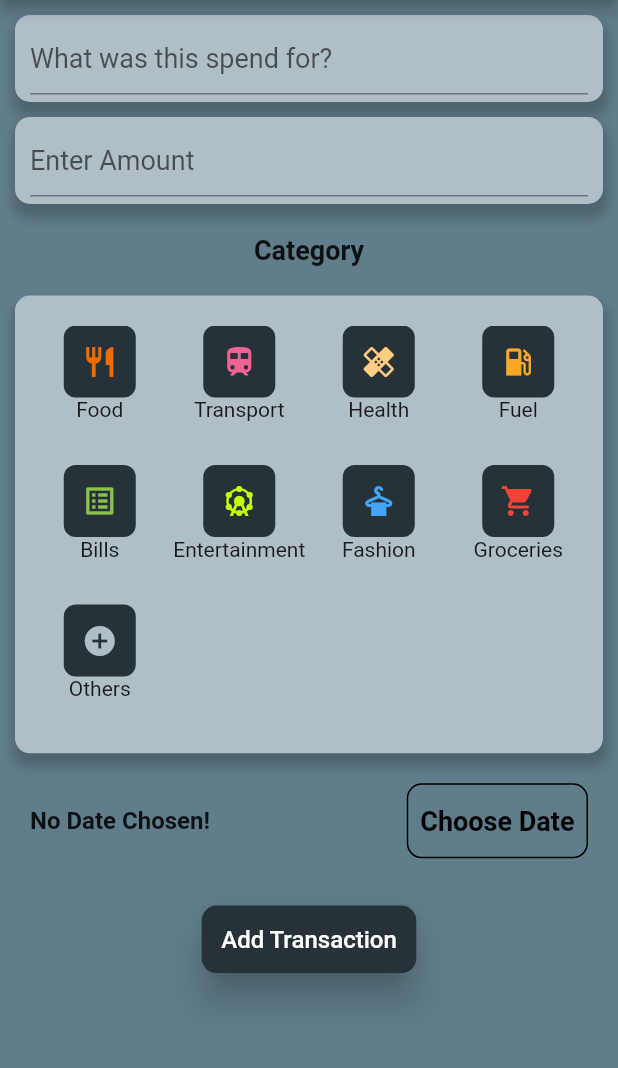
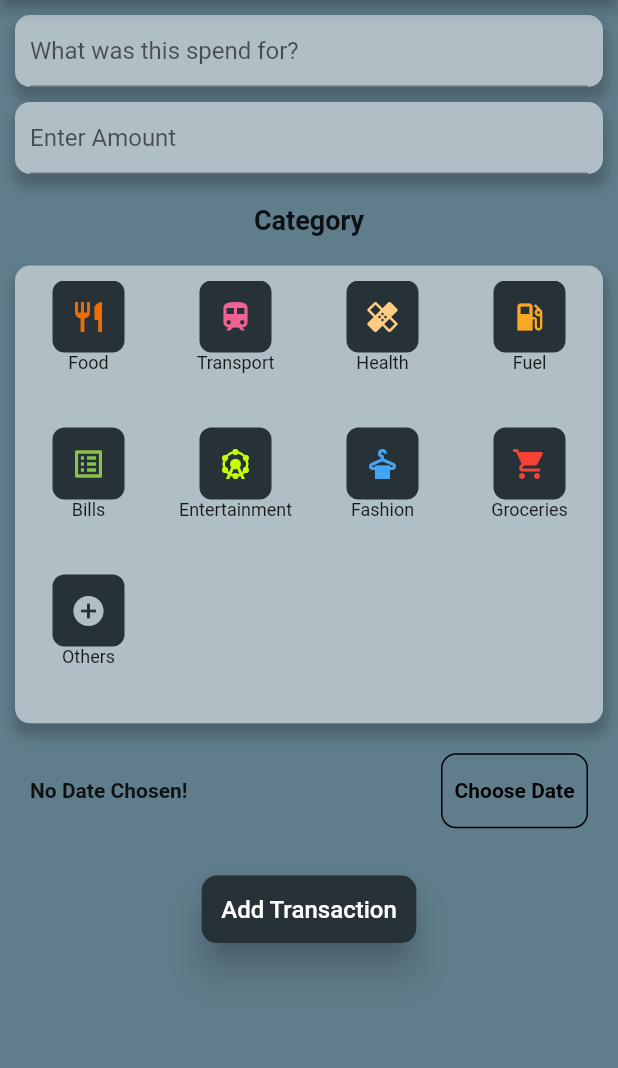
Before and after one commit to shivangsharma27/OutlayPal, a Flutter app: the screen it shows once a user with an empty profile is signed in, after a tap on "Add Outlay", on a phone screen of 412 x 824 dp, the part 84-1152 px from its top. Run offline on Flutter 3.47's test engine with Material 2 defaults, Android fonts, the phone set to English and light mode, and no system bars; our stand-ins replace charts_flutter, cloud_firestore, firebase_auth, firebase_core, pie_chart, rflutter_alert; accounts and stored records are empty; Roboto replaces fonts that are missing (OpenSans, Quicksand).

Commit message:
Final UI Updated

```diff
--- a/lib/main.dart
+++ b/lib/main.dart
@@ -335,7 +335,7 @@ class _MyHomePageState extends State<MyHomePage> {
                             child: Text(
                               "Weekly",
                               style:
-                                  TextStyle(fontSize: 18, color: Colors.black),
+                                  TextStyle(fontSize: 16, color: Colors.black),
                             ),
                             onPressed: () => _showChartWeekly(context),
                           ),
@@ -353,7 +353,7 @@ class _MyHomePageState extends State<MyHomePage> {
                             child: Text(
                               "Monthly",
                               style:
-                                  TextStyle(fontSize: 18, color: Colors.black),
+                                  TextStyle(fontSize: 16, color: Colors.black),
                             ),
                             onPressed: () => _showChartMonthly(context),
                           ),
@@ -371,7 +371,7 @@ class _MyHomePageState extends State<MyHomePage> {
                             child: Text(
                               "Category",
                               style:
-                                  TextStyle(fontSize: 18, color: Colors.black),
+                                  TextStyle(fontSize: 16, color: Colors.black),
                             ),
                             onPressed: () => _showCategoryWise(context),
                           ),
@@ -386,7 +386,7 @@ class _MyHomePageState extends State<MyHomePage> {
                       style:
                           TextStyle(fontSize: 18, fontWeight: FontWeight.bold),
                     ),
-                    margin: EdgeInsets.all(20),
+                    margin: EdgeInsets.all(10),
                   ),
                   TransactionList(userTransactions, _deleteTransaction),
                 ],
@@ -394,7 +394,7 @@ class _MyHomePageState extends State<MyHomePage> {
             ),
       floatingActionButtonLocation: FloatingActionButtonLocation.centerFloat,
       floatingActionButton: Padding(
-        padding: const EdgeInsets.only(bottom: 20.0),
+        padding: const EdgeInsets.only(bottom: 10.0),
         child: ElevatedButton(
           style: ButtonStyle(
             shape: MaterialStateProperty.all(RoundedRectangleBorder(
--- a/lib/screens/new_transaction.dart
+++ b/lib/screens/new_transaction.dart
@@ -100,7 +100,7 @@ class _NewTransactionState extends State<NewTransaction> {
               child: Column(
                 children: <Widget>[
                   Container(
-                    padding: EdgeInsets.symmetric(vertical: 5, horizontal: 10),
+                    padding: EdgeInsets.symmetric(vertical: 0, horizontal: 10),
                     decoration: BoxDecoration(
                         borderRadius: BorderRadius.circular(10),
                         color: globals.themeColor[200],
@@ -114,7 +114,7 @@ class _NewTransactionState extends State<NewTransaction> {
                         ]),
                     width: MediaQuery.of(context).size.width - 20,
                     child: TextField(
-                      style: TextStyle(fontSize: 18),
+                      style: TextStyle(fontSize: 16),
                       decoration: InputDecoration(
                         hintText: 'What was this spend for?',
                       ),
@@ -124,7 +124,7 @@ class _NewTransactionState extends State<NewTransaction> {
                   ),
                   SizedBox(height: 10),
                   Container(
-                    padding: EdgeInsets.symmetric(vertical: 5, horizontal: 10),
+                    padding: EdgeInsets.symmetric(vertical: 0, horizontal: 10),
                     decoration: BoxDecoration(
                         borderRadius: BorderRadius.circular(10),
                         color: globals.themeColor[200],
@@ -138,7 +138,7 @@ class _NewTransactionState extends State<NewTransaction> {
                         ]),
                     width: MediaQuery.of(context).size.width - 20,
                     child: TextField(
-                      style: TextStyle(fontSize: 18),
+                      style: TextStyle(fontSize: 16),
                       decoration: InputDecoration(hintText: 'Enter Amount'),
                       controller: _amountController,
                       keyboardType: TextInputType.number,
@@ -178,7 +178,7 @@ class _NewTransactionState extends State<NewTransaction> {
                       width: MediaQuery.of(context).size.width - 20,
                       alignment: Alignment.center,
                       padding:
-                          EdgeInsets.symmetric(vertical: 20, horizontal: 10),
+                          EdgeInsets.symmetric(vertical: 10,),
                       height: MediaQuery.of(context).size.height / 2.7,
                       child: GridView.count(
                         crossAxisCount: 4,
@@ -202,7 +202,7 @@ class _NewTransactionState extends State<NewTransaction> {
                                     },
                                     icon: icons[index]['Icon']),
                               ),
-                              Text(icons[index]['name']),
+                              Text(icons[index]['name'], style: TextStyle(fontSize : 12),),
                             ],
                           );
                         }),
@@ -221,7 +221,7 @@ class _NewTransactionState extends State<NewTransaction> {
                                 ? 'No Date Chosen!'
                                 : 'Picked Date: ${DateFormat.yMd().format(_selectedDate)}',
                             style: TextStyle(
-                                fontWeight: FontWeight.bold, fontSize: 16),
+                                fontWeight: FontWeight.bold, fontSize: 14),
                           ),
                         ),
                         Container(
@@ -234,7 +234,7 @@ class _NewTransactionState extends State<NewTransaction> {
                               'Choose Date',
                               style: TextStyle(
                                 fontWeight: FontWeight.bold,
-                                fontSize: 18,
+                                fontSize: 14,
                                 color: Colors.black,
                                 // backgroundColor: Colors.blue,
                               ),
--- a/lib/widgets/auth/auth_form.dart
+++ b/lib/widgets/auth/auth_form.dart
@@ -57,7 +57,7 @@ class _AuthFormState extends State<AuthForm> {
                   mainAxisSize: MainAxisSize.min,
                   children: <Widget>[
                     TextFormField(
-                      style: TextStyle(fontSize: 18),
+                      style: TextStyle(fontSize: 16),
                       key: ValueKey('email'),
                       validator: (value) {
                         if (value.isEmpty || !value.contains('@')) {
@@ -75,7 +75,7 @@ class _AuthFormState extends State<AuthForm> {
                     ),
                     if (!_isLogin)
                       TextFormField(
-                        style: TextStyle(fontSize: 18),
+                        style: TextStyle(fontSize: 16),
                         key: ValueKey('username'),
                         validator: (value) {
                           if (value.isEmpty || value.length < 4) {
@@ -90,7 +90,7 @@ class _AuthFormState extends State<AuthForm> {
                       ),
                       SizedBox(height: 5,),
                     TextFormField(
-                      style: TextStyle(fontSize: 18,),
+                      style: TextStyle(fontSize: 16,),
                       key: ValueKey('password'),
                       validator: (value) {
                         if (value.isEmpty || value.length < 7) {
@@ -125,7 +125,7 @@ class _AuthFormState extends State<AuthForm> {
                           _isLogin
                               ? 'Create new account'
                               : 'I already have an account !',
-                          style: TextStyle(fontSize: 16),
+                          style: TextStyle(fontSize: 14),
                         ),
                         style: ButtonStyle(),
                         onPressed: () {
--- a/lib/widgets/chart_bar.dart
+++ b/lib/widgets/chart_bar.dart
@@ -18,7 +18,7 @@ class ChartBar extends StatelessWidget {
           child: Text(
             label,
             style: TextStyle(
-              fontSize: 16,
+              fontSize: 14,
               fontWeight: FontWeight.bold,
             ),
           ),
@@ -61,12 +61,12 @@ class ChartBar extends StatelessWidget {
         Expanded(
           flex: 4,
           child: Container(
-            height: 20,
+            height: 17,
             child: FittedBox(
               child: Text(
                 '\₹${spendingAmount.toStringAsFixed(0)}',
                 style: TextStyle(
-                  fontSize: 16,
+                  fontSize: 12,
                   fontWeight: FontWeight.bold,
                 ),
               ),
```
Also changed, not shown: lib/screens/transaction_list.dart (+6 -4 lines), lib/widgets/chart_category.dart (+8 -7 lines), lib/widgets/chart_monthly.dart (+19 -7 lines).
